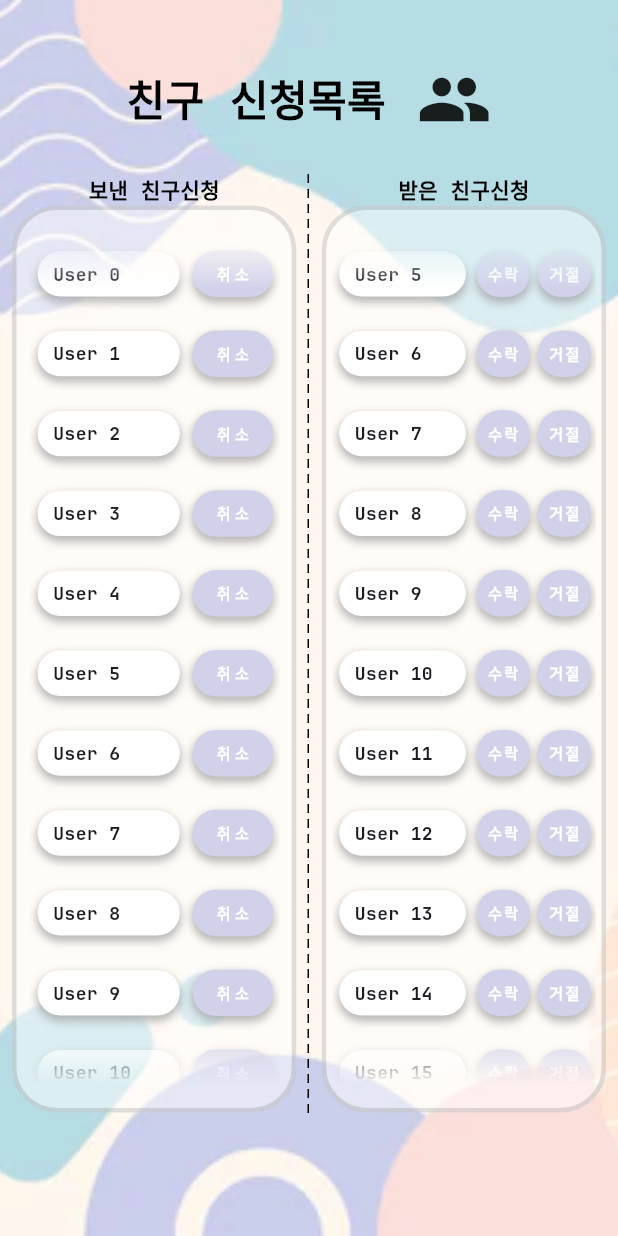
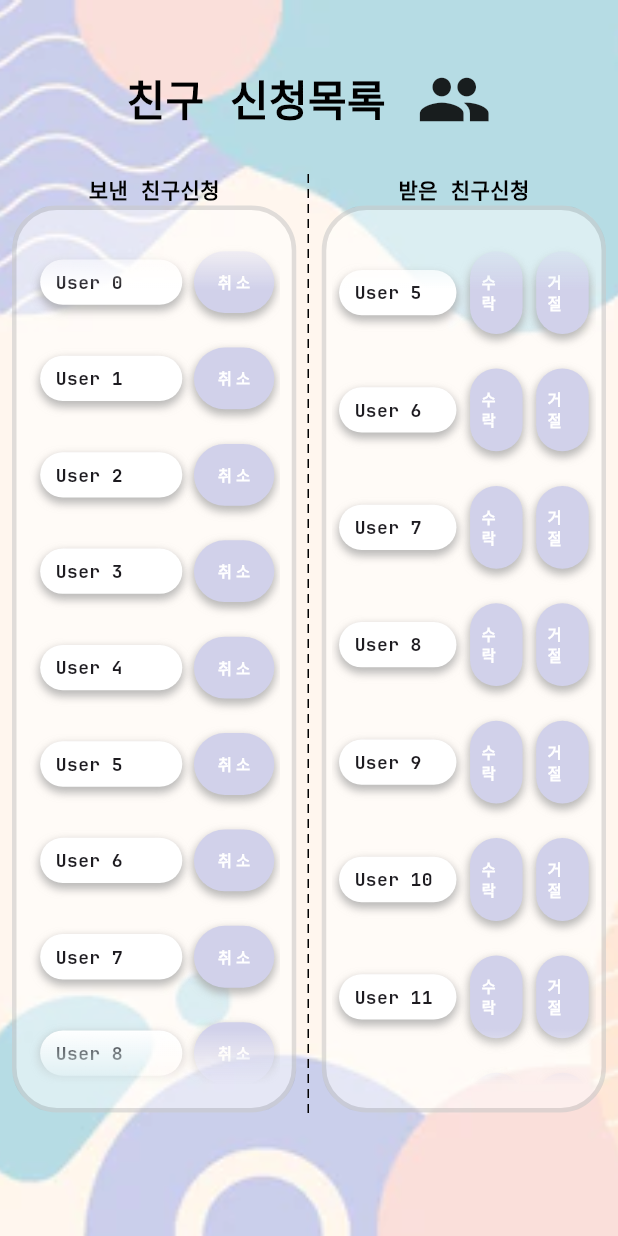
Before and after one commit to NoGravyBeef/SWE, a Flutter app: the screen it shows after launch, on a phone screen of 412 x 824 dp. Run offline on Flutter 3.47's test engine with Material 3 defaults, Android fonts, the phone set to English and light mode, and no system bars.

Commit message:
동적으로 더 고침

```diff
--- a/lib/screens/friend_request_screen.dart
+++ b/lib/screens/friend_request_screen.dart
@@ -157,10 +157,12 @@ class _FriendRequestScreenState extends State<FriendRequestScreen> {
                                         //취소버튼 부분
                                         Container(
                                           width: screenSize.width * 0.13,
-                                          padding: const EdgeInsets.symmetric(
-                                              vertical: 1.5),
-                                          margin: const EdgeInsets.symmetric(
-                                              horizontal: 2.5),
+                                          margin: EdgeInsets.symmetric(
+                                            vertical: screenSize.height * 0.014,
+                                          ),
+                                          padding: EdgeInsets.symmetric(
+                                            vertical: screenSize.height * 0.008,
+                                          ),
                                           decoration: BoxDecoration(
                                             color: const Color(0xffd1d1ea),
                                             borderRadius:
@@ -184,7 +186,7 @@ class _FriendRequestScreenState extends State<FriendRequestScreen> {
                                                 minimumSize: Size(
                                                     screenSize.width * 0.14,
                                                     screenSize.height *
-                                                        0.01), // 버튼 최소 사이즈 조절 (가로, 세로)
+                                                        0.02), // 버튼 최소 사이즈 조절 (가로, 세로)
                                                 tapTargetSize:
                                                     MaterialTapTargetSize
                                                         .shrinkWrap // 버튼 영역 최소화
@@ -245,7 +247,6 @@ class _FriendRequestScreenState extends State<FriendRequestScreen> {
                                     Border.all(color: Colors.black12, width: 3),
                               ),
                               padding: const EdgeInsets.fromLTRB(4, 16, 4, 16),
-                              //listview 내용
                               child: ShaderMask(
                                 shaderCallback: (Rect bounds) {
                                   return LinearGradient(
@@ -259,19 +260,21 @@ class _FriendRequestScreenState extends State<FriendRequestScreen> {
                                     tileMode: TileMode.mirror,
                                   ).createShader(bounds);
                                 },
+                                //listview 내용
                                 child: ListView.builder(
                                   itemCount: receivedRequests.length,
                                   itemBuilder: (context, index) {
                                     return Row(
                                       mainAxisAlignment:
-                                          MainAxisAlignment.spaceEvenly,
+                                          MainAxisAlignment.spaceAround,
                                       children: [
                                         //유저이름 표시부분
                                         Container(
-                                          width: screenSize.width * 0.205,
+                                          width: screenSize.width * 0.19,
                                           margin: EdgeInsets.symmetric(
                                             vertical: screenSize.height * 0.014,
-                                            horizontal: screenSize.width * 0.01,
+                                            horizontal:
+                                                screenSize.width * 0.005,
                                           ),
                                           padding: EdgeInsets.symmetric(
                                             horizontal:
@@ -302,10 +305,15 @@ class _FriendRequestScreenState extends State<FriendRequestScreen> {
                                         ),
                                         //친구신청 수락버튼
                                         Container(
-                                          padding: const EdgeInsets.symmetric(
-                                              vertical: 1.5),
-                                          margin: const EdgeInsets.symmetric(
-                                              horizontal: 2.5),
+                                          width: screenSize.width * 0.085,
+                                          margin: EdgeInsets.symmetric(
+                                            vertical: screenSize.height * 0.014,
+                                            horizontal:
+                                                screenSize.width * 0.005,
+                                          ),
+                                          padding: EdgeInsets.symmetric(
+                                            vertical: screenSize.height * 0.008,
+                                          ),
                                           decoration: BoxDecoration(
                                             color: const Color(0xffd1d1ea),
                                             borderRadius:
@@ -347,10 +355,15 @@ class _FriendRequestScreenState extends State<FriendRequestScreen> {
                                         ),
                                         //친구신청 거절버튼
                                         Container(
-                                          padding: const EdgeInsets.symmetric(
-                                              vertical: 1.5),
-                                          margin: const EdgeInsets.symmetric(
-                                              horizontal: 2.5),
+                                          width: screenSize.width * 0.085,
+                                          margin: EdgeInsets.symmetric(
+                                            vertical: screenSize.height * 0.014,
+                                            horizontal:
+                                                screenSize.width * 0.005,
+                                          ),
+                                          padding: EdgeInsets.symmetric(
+                                            vertical: screenSize.height * 0.008,
+                                          ),
                                           decoration: BoxDecoration(
                                             color: const Color(0xffd1d1ea),
                                             borderRadius:
```
